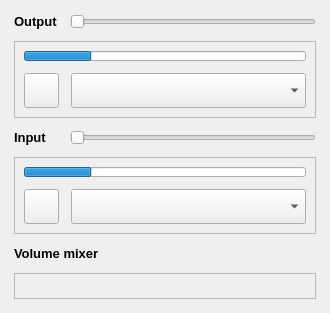
rampageX/QuickSoundSwitcher, file Panel/Panel.ui: the form before one commit.
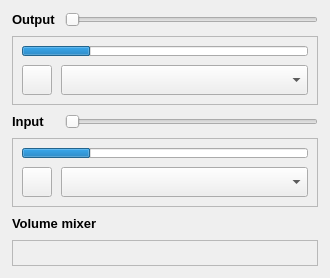
The form after the commit.

```diff
--- a/Panel/Panel.ui
+++ b/Panel/Panel.ui
@@ -7,7 +7,7 @@
     <x>0</x>
     <y>0</y>
     <width>330</width>
-    <height>313</height>
+    <height>278</height>
    </rect>
   </property>
   <property name="windowTitle">
@@ -18,19 +18,19 @@
   </property>
   <layout class="QGridLayout" name="gridLayout">
    <property name="leftMargin">
-    <number>14</number>
+    <number>12</number>
    </property>
    <property name="topMargin">
-    <number>14</number>
+    <number>12</number>
    </property>
    <property name="rightMargin">
-    <number>14</number>
+    <number>12</number>
    </property>
    <property name="bottomMargin">
-    <number>14</number>
+    <number>12</number>
    </property>
    <property name="spacing">
-    <number>12</number>
+    <number>9</number>
    </property>
    <item row="0" column="0">
     <widget class="QFrame" name="frame">
@@ -54,7 +54,7 @@
        <number>0</number>
       </property>
       <property name="spacing">
-       <number>12</number>
+       <number>9</number>
       </property>
       <item row="0" column="0">
        <widget class="QLabel" name="label_2">
@@ -107,7 +107,7 @@
         </property>
         <layout class="QGridLayout" name="gridLayout_2">
          <property name="spacing">
-          <number>12</number>
+          <number>9</number>
          </property>
          <item row="1" column="0">
           <widget class="QPushButton" name="outputMuteButton">
@@ -119,14 +119,14 @@
            </property>
            <property name="minimumSize">
             <size>
-             <width>35</width>
-             <height>35</height>
+             <width>30</width>
+             <height>30</height>
             </size>
            </property>
            <property name="maximumSize">
             <size>
-             <width>35</width>
-             <height>35</height>
+             <width>30</width>
+             <height>30</height>
             </size>
            </property>
            <property name="text">
@@ -145,7 +145,7 @@
            <property name="minimumSize">
             <size>
              <width>0</width>
-             <height>35</height>
+             <height>30</height>
             </size>
            </property>
            <property name="font">
@@ -234,20 +234,20 @@
         </property>
         <layout class="QGridLayout" name="gridLayout_3">
          <property name="spacing">
-          <number>12</number>
+          <number>9</number>
          </property>
          <item row="1" column="0">
           <widget class="QPushButton" name="inputMuteButton">
            <property name="minimumSize">
             <size>
-             <width>35</width>
-             <height>35</height>
+             <width>30</width>
+             <height>30</height>
             </size>
            </property>
            <property name="maximumSize">
             <size>
-             <width>35</width>
-             <height>35</height>
+             <width>30</width>
+             <height>30</height>
             </size>
            </property>
            <property name="text">
@@ -260,7 +260,7 @@
            <property name="minimumSize">
             <size>
              <width>0</width>
-             <height>35</height>
+             <height>30</height>
             </size>
            </property>
            <property name="font">
```
